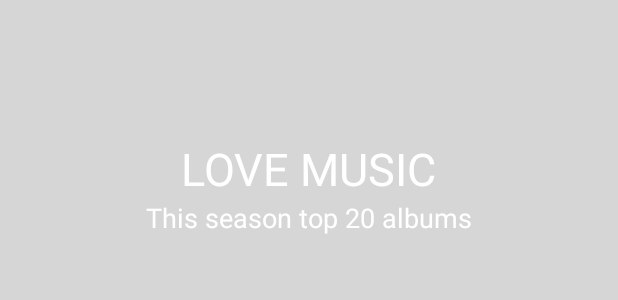
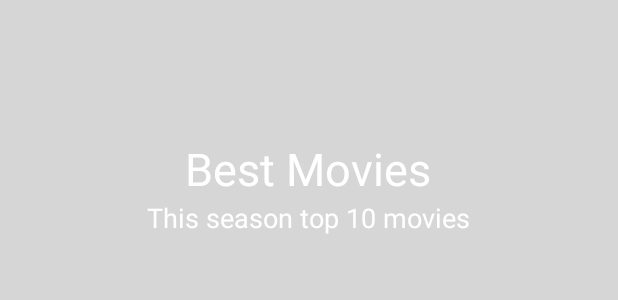
Before and after one commit to marcelobjr/projeto-android-unibratec, an Android app: the layout activity_movie.xml on its own in the app's theme, with its tools: preview values and no code run, on a phone screen of 412 x 824 dp. Shown: the top 300 px of the screen. Run offline under Robolectric (Android 15) with nearby library versions, the phone set to English and light mode, and no system bars.

```diff
--- a/app/src/main/java/br/com/searchmove/activitys/MainActivity.java
+++ b/app/src/main/java/br/com/searchmove/activitys/MainActivity.java
@@ -100,17 +100,14 @@ public class MainActivity extends AppCompatActivity implements OnDbClick, Naviga
 
         } else if (id == R.id.nav_assistidos) {
             Intent it = new Intent(this, WatchedActivity.class);
-//            it.putExtra("result", result);
             startActivity(it);
 
-        } else if (id == R.id.nav_config) {
+        } else if (id == R.id.nav_localcine) {
             Intent it = new Intent(this, MapsActivity.class);
-//            it.putExtra("result", result);
             startActivity(it);
 
         } else if (id == R.id.nav_info) {
-            Intent intent = new Intent(this,
-                    Act_ingrante2.class);
+            Intent intent = new Intent(this, Act_ingrante2.class);
             startActivity(intent);
 
         } else if (id == R.id.nav_exit) {
--- a/app/src/main/res/menu/menu_drawer.xml
+++ b/app/src/main/res/menu/menu_drawer.xml
@@ -5,30 +5,30 @@
         <item
             android:id="@+id/nav_categoria"
             android:icon="@drawable/ic_view_module_white_36dp"
-            android:title="Categorias" />
+            android:title="@string/menu_nav_categoria" />
         <item
             android:id="@+id/nav_search"
             android:icon="@drawable/ic_search_white_36dp"
-            android:title="Pesquisa Filmes" />
+            android:title="@string/menu_nav_search" />
         <item
             android:id="@+id/nav_favoritos"
             android:icon="@drawable/ic_favorite_white_36dp"
-            android:title="Favoritos" />
+            android:title="@string/menu_nav_favoritos" />
         <item
             android:id="@+id/nav_assistidos"
             android:icon="@drawable/ic_visibility_white_36dp"
-            android:title="Assistidos" />
+            android:title="@string/menu_nav_assistidos" />
         <item
-            android:id="@+id/nav_config"
-            android:icon="@drawable/ic_build_white_36dp"
-            android:title="Localização no Mapa" />
+            android:id="@+id/nav_localcine"
+            android:icon="@drawable/ic_pin_drop_white_36dp"
+            android:title="@string/menu_nav_localcine" />
         <item
             android:id="@+id/nav_info"
             android:icon="@drawable/ic_account_box_white_36dp"
-            android:title="Informações" />
+            android:title="@string/menu_nav_info" />
         <item
             android:id="@+id/nav_exit"
             android:icon="@drawable/ic_exit_to_app_white_36dp"
-            android:title="Sair" />
+            android:title="@string/menu_nav_exit" />
     </group>
 </menu>
--- a/app/src/main/res/values/strings.xml
+++ b/app/src/main/res/values/strings.xml
@@ -11,9 +11,14 @@
     <string name="activity_favorite">FAVORITE</string>
 
     <!-- Menu -->
-    <string name="menu_favorite">Favorite</string>
-    <string name="menu_move">Moves</string>
-    <string name="menu_config">Config</string>
+    <string name="menu_nav_favoritos">Favorite</string>
+    <string name="menu_nav_assistidos">I Watched</string>
+    <string name="menu_nav_categoria">Top 10</string>
+    <string name="menu_nav_search">Search</string>
+    <string name="menu_nav_localcine">Cine Location</string>
+    <string name="menu_nav_info">About</string>
+    <string name="menu_nav_exit">Exit</string>
+
 
     <string name="yes">Yes</string>
     <string name="no">No</string>
@@ -24,8 +29,8 @@
     <string name="hello_blank_fragment">Hello blank fragment</string>
 
     <string name="action_add_favourite">Add to Favourites</string>
-    <string name="action_play_next">Play Next</string>
-    <string name="backdrop_title">LOVE MUSIC</string>
-    <string name="backdrop_subtitle">This season top 20 albums</string>
+    <string name="action_play_next">I Watched</string>
+    <string name="backdrop_title">Best Movies</string>
+    <string name="backdrop_subtitle">This season top 10 movies</string>
 
 </resources>
```
Also changed, not shown: app/src/main/res/drawable-hdpi/ic_pin_drop_white_36dp.png (added), app/src/main/res/drawable-mdpi/ic_pin_drop_white_36dp.png (added), app/src/main/res/drawable-xhdpi/ic_pin_drop_white_36dp.png (added), app/src/main/res/drawable-xxhdpi/ic_pin_drop_white_36dp.png (added), app/src/main/res/drawable-xxxhdpi/ic_pin_drop_white_36dp.png (added), 2 other files.
